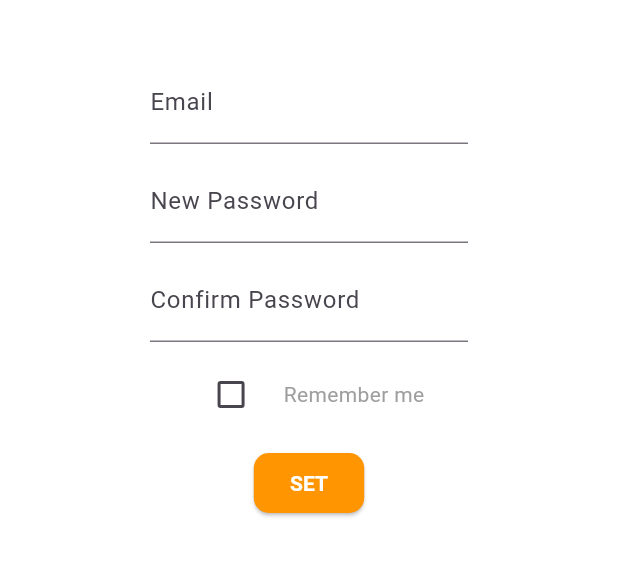
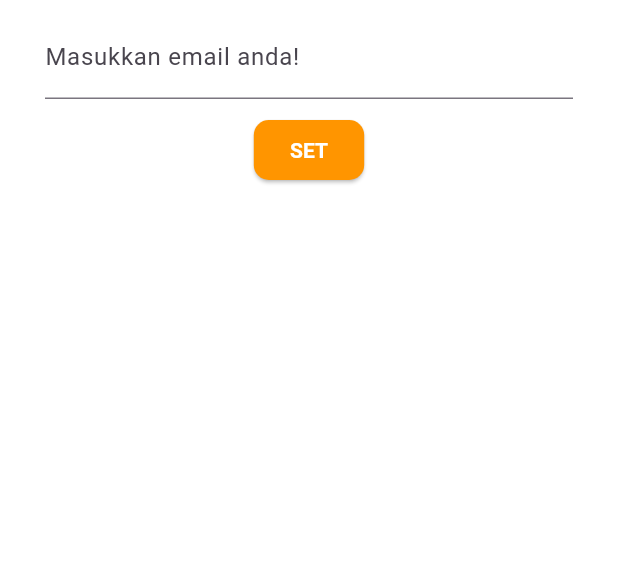
Before and after one commit to firlygrsld/pmobprak, a Flutter app: the ForgotPassword screen opened directly, on a phone screen of 412 x 824 dp, the part 225-802 px from its top. Run offline on Flutter 3.47's test engine with Material 3 defaults, Android fonts, the phone set to English and light mode, and no system bars; our stand-ins replace cloud_firestore, curved_navigation_bar, firebase_auth, firebase_core, fl_chart, font_awesome_flutter and 1 more; accounts and stored records are empty.

Commit message:
Update Tugas

```diff
--- a/pacepal/lib/forgotpassword.dart
+++ b/pacepal/lib/forgotpassword.dart
@@ -1,5 +1,22 @@
+import 'package:firebase_auth/firebase_auth.dart';
 import 'package:flutter/material.dart';
-import 'package:pacepal/loginscreen.dart';
+
+class AuthService {
+  final FirebaseAuth _auth = FirebaseAuth.instance;
+
+  Future<void> passwordReset(String email) async {
+    try {
+      await _auth.sendPasswordResetEmail(email: email);
+    } on FirebaseAuthException catch (e) {
+      if (e.code == 'user-not-found') {
+        throw Exception(
+            'Email tidak terdaftar. Silakan cek kembali email Anda.');
+      } else {
+        throw Exception('Gagal mengirim email reset password: ${e.message}');
+      }
+    }
+  }
+}
 
 class ForgotPassword extends StatefulWidget {
   const ForgotPassword({Key? key}) : super(key: key);
@@ -9,11 +26,30 @@ class ForgotPassword extends StatefulWidget {
 }
 
 class _ForgotPasswordState extends State<ForgotPassword> {
-  bool isCheckedRememberMe = false;
+  final _emailController = TextEditingController();
+  final AuthService _auth = AuthService(); // Buat instance AuthService
+
+  final GlobalKey<ScaffoldState> _scaffoldKey = GlobalKey<ScaffoldState>();
+
+  @override
+  void dispose() {
+    _emailController.dispose();
+    super.dispose();
+  }
+
+  void _showSnackbar(String message) {
+    ScaffoldMessenger.of(context).showSnackBar(
+      SnackBar(
+        content: Text(message),
+        duration: Duration(seconds: 3),
+      ),
+    );
+  }
 
   @override
   Widget build(BuildContext context) {
     return Scaffold(
+      key: _scaffoldKey,
       backgroundColor: Colors.white,
       body: SingleChildScrollView(
         child: Column(
@@ -25,28 +61,14 @@ class _ForgotPasswordState extends State<ForgotPassword> {
             ),
             SizedBox(height: 10),
             Padding(
-              padding: const EdgeInsets.only(
-                  left: 100, top: 30, right: 100, bottom: 10),
+              padding: const EdgeInsets.symmetric(horizontal: 30),
               child: Column(
                 mainAxisAlignment: MainAxisAlignment.center,
                 children: [
                   TextFormField(
+                    controller: _emailController,
                     decoration: InputDecoration(
-                      labelText: 'Email',
-                      border: UnderlineInputBorder(),
-                    ),
-                  ),
-                  SizedBox(height: 10),
-                  TextFormField(
-                    decoration: InputDecoration(
-                      labelText: 'New Password',
-                      border: UnderlineInputBorder(),
-                    ),
-                  ),
-                  SizedBox(height: 10),
-                  TextFormField(
-                    decoration: InputDecoration(
-                      labelText: 'Confirm Password',
+                      labelText: 'Masukkan email anda!',
                       border: UnderlineInputBorder(),
                     ),
                   ),
@@ -54,47 +76,22 @@ class _ForgotPasswordState extends State<ForgotPassword> {
                   Row(
                     mainAxisAlignment: MainAxisAlignment.center,
                     children: [
-                      SizedBox(
-                        height: 50,
-                        width: 50,
-                        child: Theme(
-                          data: ThemeData(
-                            unselectedWidgetColor:
-                                Color.fromARGB(255, 2, 30, 71),
-                          ),
-                          child: Checkbox(
-                            activeColor: Color.fromARGB(255, 2, 30, 71),
-                            value: isCheckedRememberMe,
-                            onChanged: (value) {
-                              setState(() {
-                                isCheckedRememberMe = value!;
-                              });
-                            },
-                          ),
-                        ),
-                      ),
-                      SizedBox(width: 10),
-                      Text(
-                        'Remember me',
-                        style: TextStyle(color: Colors.grey),
-                      ),
-                    ],
-                  ),
                       SizedBox(height: 10),
                       ElevatedButton(
-                    onPressed: () {
-                      Navigator.pushReplacement(
-                        context,
-                        MaterialPageRoute(
-                          builder: (context) => LoginScreen(),
-                        ),
-                      );
+                        onPressed: () async {
+                          try {
+                            await _auth.passwordReset(_emailController.text);
+                            _showSnackbar('Email reset password telah dikirim');
+                          } on Exception catch (e) {
+                            _showSnackbar(e.toString());
+                          }
                         },
                         style: ElevatedButton.styleFrom(
                           shape: RoundedRectangleBorder(
                             borderRadius: BorderRadius.circular(10.0),
                           ),
-                      backgroundColor: const Color.fromARGB(255, 255, 149, 0),
+                          backgroundColor:
+                              const Color.fromARGB(255, 255, 149, 0),
                         ),
                         child: Text(
                           'SET',
@@ -107,7 +104,9 @@ class _ForgotPasswordState extends State<ForgotPassword> {
                       SizedBox(height: 40),
                     ],
                   ),
+                ],
               ),
+            )
           ],
         ),
       ),
--- a/pacepal/lib/main.dart
+++ b/pacepal/lib/main.dart
@@ -1,6 +1,6 @@
 import 'package:firebase_core/firebase_core.dart';
 import 'package:flutter/material.dart';
-import 'package:pacepal/splashscreen.dart';
+import 'package:pacepal/signupscreen.dart';
 import 'firebase_options.dart';
 
 Future<void> main() async {
@@ -22,7 +22,7 @@ class MyApp extends StatelessWidget {
         colorScheme: ColorScheme.fromSeed(seedColor: Colors.deepPurple),
         useMaterial3: true,
       ),
-      home: SplashScreen(),
+      home: SignUpScreen(),
     );
   }
 }
--- a/pacepal/lib/splashscreen.dart
+++ b/pacepal/lib/splashscreen.dart
@@ -1,5 +1,5 @@
 import 'package:flutter/material.dart';
-import 'package:pacepal/loginscreen.dart';
+import 'package:pacepal/signupscreen.dart';
 import 'dart:async';
 
 class SplashScreen extends StatefulWidget {
@@ -21,7 +21,7 @@ class _SplashScreenState extends State<SplashScreen> {
 
     return Timer(durasi, () {
       Navigator.of(context).pushReplacement(MaterialPageRoute(builder: (_) {
-        return LoginScreen();
+        return SignUpScreen();
       }));
     });
   }
--- a/pacepal/pubspec.yaml
+++ b/pacepal/pubspec.yaml
@@ -36,12 +36,13 @@ dependencies:
   firebase_core: ^2.30.0
   firebase_core_web: ^2.15.0
   fl_chart: ^0.60.0
-  http: ^1.2.1
   flutter:
     sdk: flutter
   font_awesome_flutter: ^10.7.0
   google_nav_bar: ^5.0.6
+  http: ^1.2.1
   provider: ^6.1.2
+  shared_preferences: ^2.2.3
 
 dev_dependencies:
   flutter_lints: ^2.0.0
```
Also changed, not shown: pacepal/lib/auth_page.dart (added, +28 -0 lines), pacepal/lib/challengescreen.dart (+51 -28 lines), pacepal/lib/homescreen.dart (+58 -5 lines), pacepal/lib/loginscreen.dart (+68 -25 lines), pacepal/lib/profilescreen.dart (+13 -7 lines), pacepal/lib/signupscreen.dart (+43 -39 lines), pacepal/pubspec.lock, 1 other file. Lines whose indentation alone changed are shown as unchanged.
